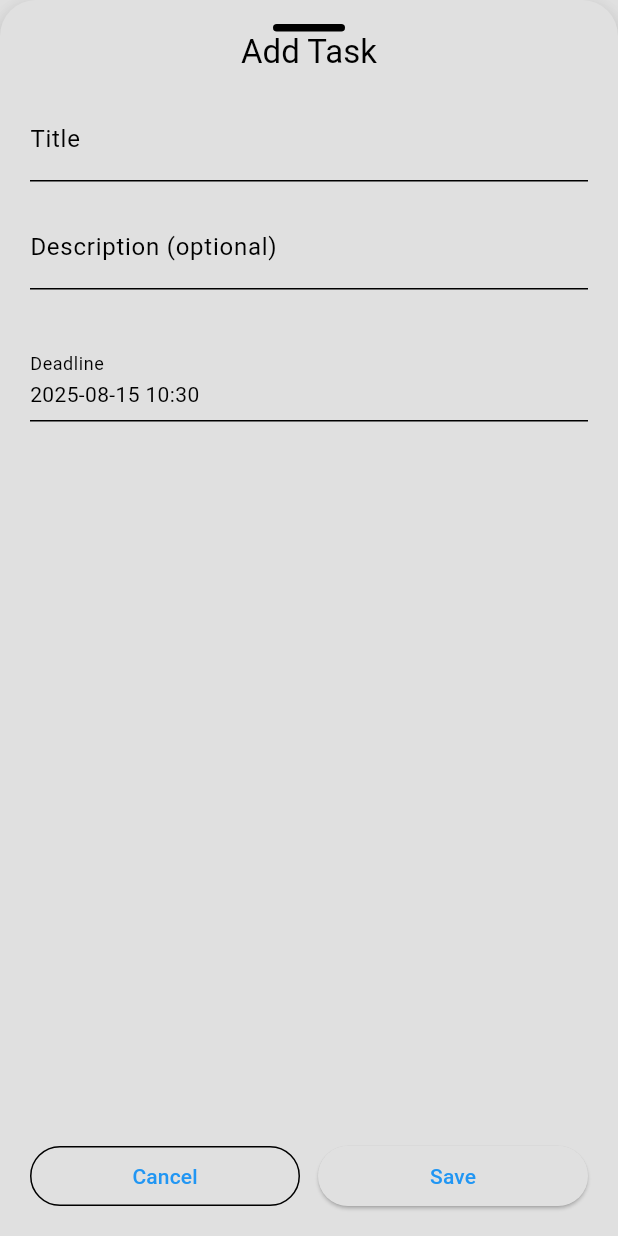
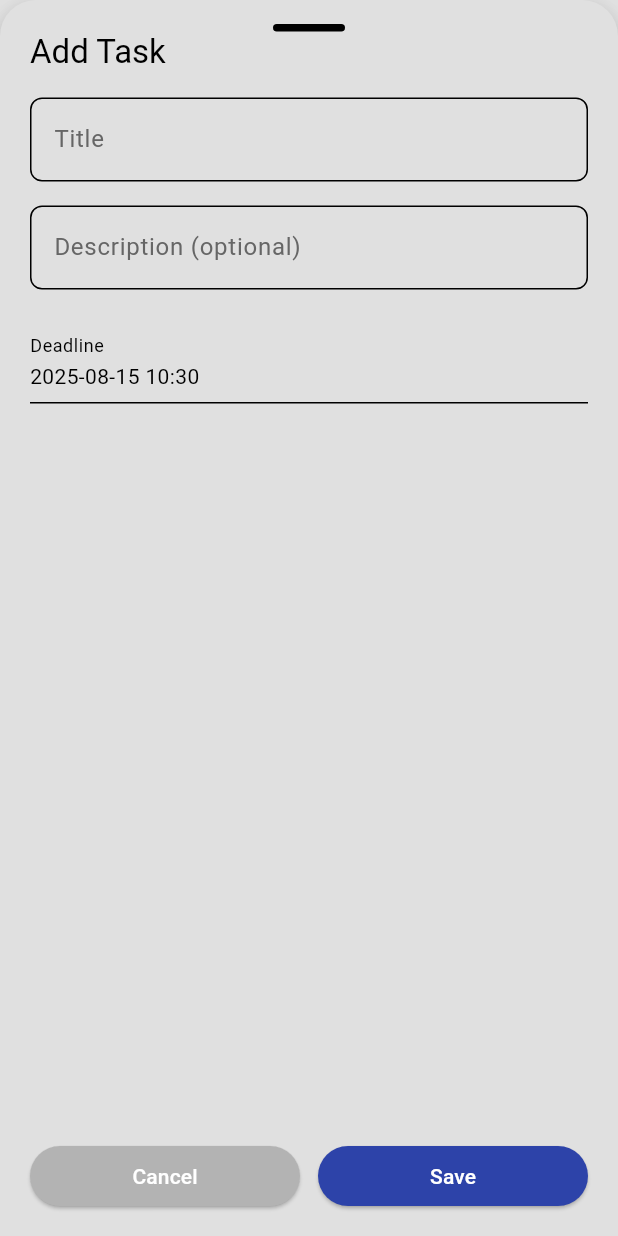
Before and after one commit to Sakii470/Task_Manager, a Flutter app: the AddTaskSheet widget shown alone on an empty page, opened directly, on a phone screen of 412 x 824 dp. Run offline on Flutter 3.47's test engine with Material 3 defaults, Android fonts, the phone set to English and light mode, and no system bars; our stand-ins replace bloc, flutter_bloc, get_it, go_router, hive_flutter; accounts and stored records are empty.

Commit message:
refactoring cubit and added update-delete

```diff
--- a/lib/app/theme/app_colors.dart
+++ b/lib/app/theme/app_colors.dart
@@ -9,3 +9,6 @@ const Color black1 = Color(0xFF1A1A1A);
 const Color white = Color(0xFFFFFFFF);
 const Color red1 = Color(0xFFED1C23);
 const Color orange1 = Color(0xFFF76E11);
+const Color gray1 = Color(0xFF666666);
+const Color gray2 = Color(0xFFB3B3B3);
+const Color green1 = Color(0xFF2CBB57);
--- a/lib/features/tasks/presentation/screens/add_task_sheet.dart
+++ b/lib/features/tasks/presentation/screens/add_task_sheet.dart
@@ -1,8 +1,10 @@
 import 'package:flutter/material.dart';
 import 'package:flutter_bloc/flutter_bloc.dart';
+import 'package:task_manager/app/theme/app_colors.dart' as app_colors;
 import 'package:task_manager/features/tasks/presentation/cubit/task_cubit.dart';
 import 'package:task_manager/features/tasks/presentation/cubit/task_state.dart';
 import 'package:task_manager/features/tasks/data/model/task.dart';
+import 'package:task_manager/features/tasks/presentation/widgets/blue_text_field.dart'; // added
 
 class AddTaskSheet extends StatefulWidget {
   final Task? initialTask; // null => create
@@ -19,6 +21,7 @@ class _AddTaskSheetState extends State<AddTaskSheet> {
   DateTime _deadline = DateTime.now();
   TaskStatus _status = TaskStatus.inProgress;
   bool _saving = false;
+  bool _deleting = false; // added
 
   Future<void> _pickDate() async {
     final now = DateTime.now();
@@ -57,6 +60,7 @@ class _AddTaskSheetState extends State<AddTaskSheet> {
       } else {
         await context.read<TaskCubit>().addTask(task);
       }
+      await context.read<TaskCubit>().loadTasks(); // added
       if (mounted) Navigator.of(context).pop(true);
     } catch (e) {
       if (mounted) {
@@ -64,6 +68,40 @@ class _AddTaskSheetState extends State<AddTaskSheet> {
       }
     } finally {
       if (mounted) setState(() => _saving = false);
+    }
+  }
+
+  Future<void> _delete() async {
+    if (widget.initialTask == null) return;
+    final confirmed =
+        await showDialog<bool>(
+          context: context,
+          builder: (ctx) => AlertDialog(
+            title: const Text('Delete Task'),
+            content: const Text('Are you sure you want to delete this task?'),
+            actions: [
+              TextButton(onPressed: () => Navigator.of(ctx).pop(false), child: const Text('Cancel')),
+              TextButton(
+                onPressed: () => Navigator.of(ctx).pop(true),
+                style: TextButton.styleFrom(foregroundColor: app_colors.red1),
+                child: const Text('Delete'),
+              ),
+            ],
+          ),
+        ) ??
+        false;
+    if (!confirmed) return;
+    setState(() => _deleting = true);
+    try {
+      await context.read<TaskCubit>().deleteTask(widget.initialTask!.id);
+      await context.read<TaskCubit>().loadTasks(); // added
+      if (mounted) Navigator.of(context).pop(true);
+    } catch (e) {
+      if (mounted) {
+        ScaffoldMessenger.of(context).showSnackBar(SnackBar(content: Text('Delete failed: $e')));
+      }
+    } finally {
+      if (mounted) setState(() => _deleting = false);
     }
   }
 
@@ -90,7 +128,9 @@ class _AddTaskSheetState extends State<AddTaskSheet> {
   Widget build(BuildContext context) {
     final theme = Theme.of(context);
     final submitting = context.watch<TaskCubit>().state is TaskSubmitting;
-    final disabled = _saving || submitting;
+    final disabled = _saving || submitting || _deleting;
+    final isEditing = widget.initialTask != null;
+    // removed local fieldBorder/focusedBorder/label styles (moved into reusable widget)
     return Material(
       color: theme.colorScheme.surface,
       elevation: 8,
@@ -109,22 +149,41 @@ class _AddTaskSheetState extends State<AddTaskSheet> {
                   // margin: const EdgeInsets.only(bottom: 16),
                   decoration: BoxDecoration(color: theme.dividerColor, borderRadius: BorderRadius.circular(3)),
                 ),
-                Text(widget.initialTask == null ? 'Add Task' : 'Edit Task', style: theme.textTheme.titleLarge),
-                const SizedBox(height: 16),
-                TextFormField(
-                  controller: _titleCtrl,
-                  decoration: const InputDecoration(labelText: 'Title'),
-                  validator: (v) => (v == null || v.trim().isEmpty) ? 'Required' : null,
-                  enabled: !disabled,
+                Row(
+                  children: [
+                    Expanded(child: Text(isEditing ? 'Edit Task' : 'Add Task', style: theme.textTheme.titleLarge)),
+                    if (isEditing)
+                      ElevatedButton(
+                        onPressed: disabled ? null : _delete,
+                        style: ElevatedButton.styleFrom(
+                          backgroundColor: app_colors.red1,
+                          padding: const EdgeInsets.symmetric(horizontal: 12, vertical: 8),
+                        ),
+                        child: _deleting
+                            ? const SizedBox(
+                                width: 16,
+                                height: 16,
+                                child: CircularProgressIndicator(strokeWidth: 2, color: Colors.white),
+                              )
+                            : const Text('Delete Task', style: TextStyle(color: Colors.white)),
+                      ),
+                  ],
                 ),
                 const SizedBox(height: 16),
-                TextFormField(
+                BlueTextFormField(
+                  controller: _titleCtrl,
+                  label: 'Title',
+                  enabled: !disabled,
+                  validator: (v) => (v == null || v.trim().isEmpty) ? 'Required' : null,
+                ),
+                const SizedBox(height: 16),
+                BlueTextFormField(
                   controller: _descCtrl,
-                  decoration: const InputDecoration(labelText: 'Description (optional)'),
-                  // maxLines: 2,
+                  label: 'Description (optional)',
                   enabled: !disabled,
+                  maxLines: 1,
                 ),
-                const SizedBox(height: 36),
+                const SizedBox(height: 24),
                 Row(
                   children: [
                     Expanded(
@@ -145,18 +204,23 @@ class _AddTaskSheetState extends State<AddTaskSheet> {
                 Row(
                   children: [
                     Expanded(
-                      child: OutlinedButton(
+                      child: ElevatedButton(
+                        style: ElevatedButton.styleFrom(backgroundColor: app_colors.gray2),
                         onPressed: disabled ? null : () => Navigator.of(context).maybePop(),
-                        child: const Text('Cancel'),
+                        child: const Text('Cancel', style: TextStyle(color: Colors.white)),
                       ),
                     ),
                     const SizedBox(width: 12),
                     Expanded(
                       child: ElevatedButton(
+                        style: ElevatedButton.styleFrom(
+                          backgroundColor: isEditing ? app_colors.orange1 : app_colors.blue1,
+                          foregroundColor: Colors.white,
+                        ),
                         onPressed: disabled ? null : _save,
                         child: disabled
                             ? const SizedBox(width: 18, height: 18, child: CircularProgressIndicator(strokeWidth: 2))
-                            : Text(widget.initialTask == null ? 'Save' : 'Update'),
+                            : Text(isEditing ? 'Update' : 'Save'),
                       ),
                     ),
                   ],
--- /dev/null
+++ b/lib/features/tasks/presentation/widgets/blue_text_field.dart
@@ -0,0 +1,59 @@
+import 'package:flutter/material.dart';
+import 'package:task_manager/app/theme/app_colors.dart' as app_colors;
+
+class BlueTextFormField extends StatelessWidget {
+  final TextEditingController controller;
+  final String label;
+  final bool enabled;
+  final String? Function(String?)? validator;
+  final int? maxLines;
+  final TextInputType? keyboardType;
+
+  const BlueTextFormField({
+    super.key,
+    required this.controller,
+    required this.label,
+    this.enabled = true,
+    this.validator,
+    this.maxLines = 1,
+    this.keyboardType,
+  });
+
+  @override
+  Widget build(BuildContext context) {
+    final theme = Theme.of(context);
+    final baseBorder = OutlineInputBorder(
+      borderRadius: BorderRadius.circular(8),
+      borderSide: BorderSide(color: theme.dividerColor),
+    );
+    final focusedBorder = OutlineInputBorder(
+      borderRadius: BorderRadius.circular(8),
+      borderSide: BorderSide(color: app_colors.blue1, width: 2),
+    );
+    final errorBorder = OutlineInputBorder(
+      borderRadius: BorderRadius.circular(8),
+      borderSide: BorderSide(color: theme.colorScheme.error, width: 2),
+    );
+    final focusedErrorBorder = OutlineInputBorder(
+      borderRadius: BorderRadius.circular(8),
+      borderSide: BorderSide(color: theme.colorScheme.error, width: 2),
+    );
+    return TextFormField(
+      controller: controller,
+      enabled: enabled,
+      validator: validator,
+      maxLines: maxLines,
+      keyboardType: keyboardType,
+      decoration: InputDecoration(
+        labelText: label,
+        enabledBorder: baseBorder,
+        disabledBorder: baseBorder,
+        focusedBorder: focusedBorder,
+        errorBorder: errorBorder,
+        focusedErrorBorder: focusedErrorBorder,
+        labelStyle: TextStyle(color: app_colors.gray1),
+        floatingLabelStyle: TextStyle(color: app_colors.blue1),
+      ),
+    );
+  }
+}
```
Also changed, not shown: lib/features/tasks/presentation/cubit/task_cubit.dart (+48 -65 lines), lib/features/tasks/presentation/screens/task_screen.dart (+10 -9 lines).
